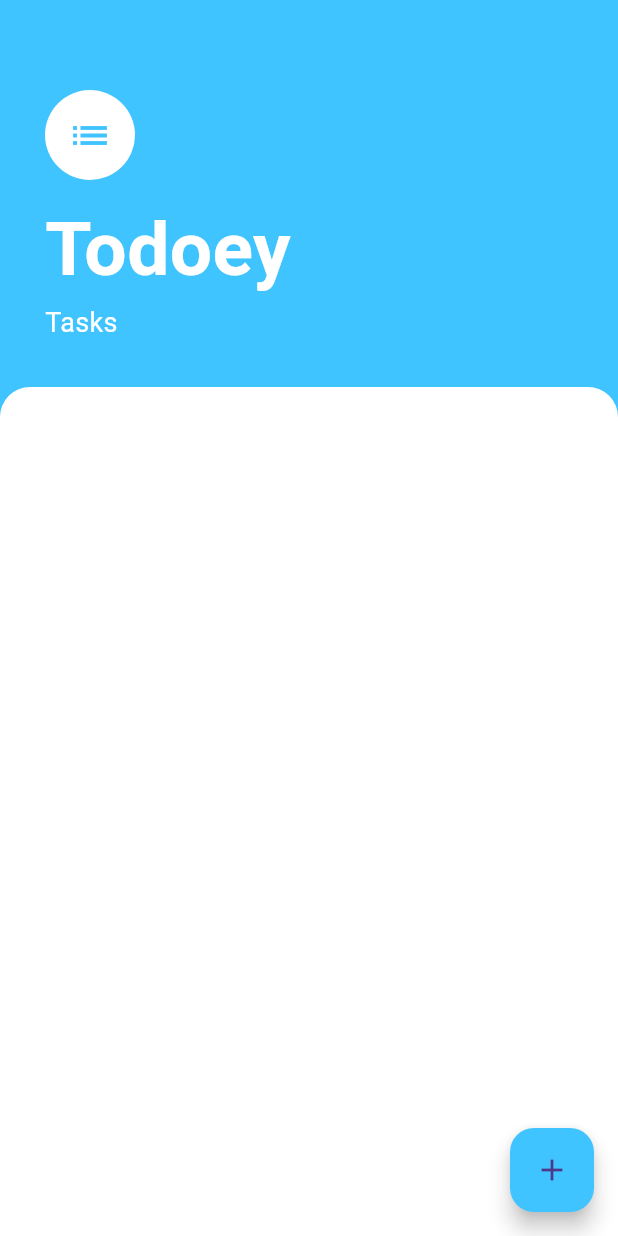
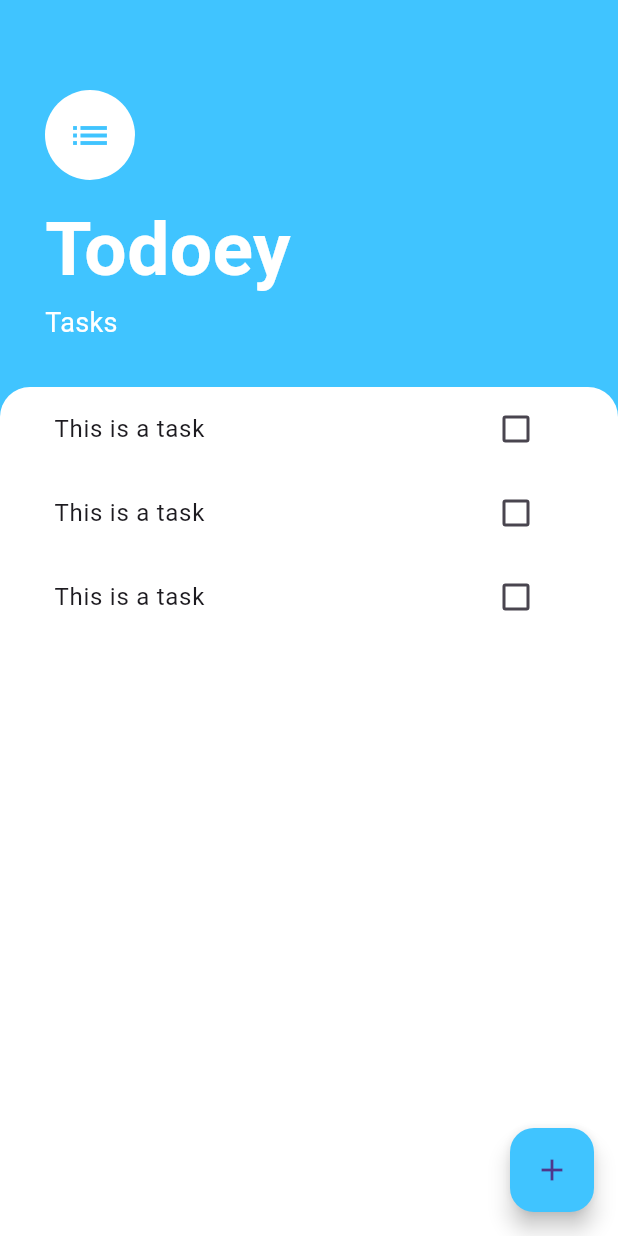
Before and after one commit to TONYPRIYAN/flutterminiprojects, a Flutter app: the screen it shows after launch, on a phone screen of 412 x 824 dp. Run offline on Flutter 3.47's test engine with Material 3 defaults, Android fonts, the phone set to English and light mode, and no system bars; our stand-ins replace animated_text_kit, audioplayers, cloud_firestore, firebase_auth, firebase_core, flutter_spinkit and 4 more; accounts and stored records are empty.

Commit message:
Tasks added

```diff
--- a/To_do_list/lib/screens/tasks_screen.dart
+++ b/To_do_list/lib/screens/tasks_screen.dart
@@ -2,6 +2,7 @@ import 'package:flutter/material.dart';
 
 class TaskScreen extends StatelessWidget {
   const TaskScreen({super.key});
+
 
   @override
   Widget build(BuildContext context) {
@@ -48,12 +49,11 @@ class TaskScreen extends StatelessWidget {
           ),
           Expanded(
             child: Container(
-
+              padding: EdgeInsets.symmetric(horizontal: 20,),
               decoration: BoxDecoration(
                 color: Colors.white,
-                borderRadius: BorderRadius.only(topLeft: Radius.circular(20),topRight: Radius.circular(20)),
-
-              ),
+                borderRadius: BorderRadius.only(topLeft: Radius.circular(20),topRight: Radius.circular(20)),),
+              child: TasksList(),
             ),
           ),
         ],
@@ -63,3 +63,31 @@ class TaskScreen extends StatelessWidget {
 
 
 }
+
+class TasksList extends StatelessWidget {
+
+
+  @override
+  Widget build(BuildContext context) {
+    return ListView(
+      children: [
+        TaskTile(),
+        TaskTile(),
+        TaskTile(),
+      ],
+
+
+    );
+  }
+}
+class TaskTile extends StatelessWidget {
+
+
+  @override
+  Widget build(BuildContext context) {
+    return ListTile(
+      title: Text('This is a task'),
+      trailing: Checkbox(value: false, onChanged:(bool){},),
+    );
+  }
+}
```
Also changed, not shown: To_do_list/lib/Widgets/task_list.dart (added), To_do_list/lib/Widgets/task_tile.dart (added).
